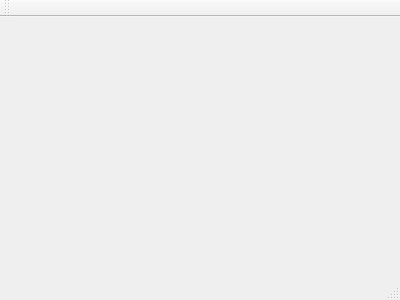
GersonPincheira/Flipigas, file mainwindow.ui: the form before one commit.
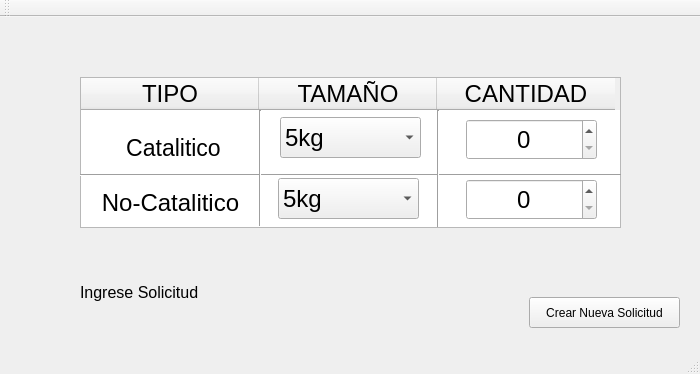
The form after the commit.

What changed in the file:
```diff
--- a/mainwindow.ui
+++ b/mainwindow.ui
@@ -1,24 +1,363 @@
 <ui version="4.0">
  <class>MainWindow</class>
- <widget class="QMainWindow" name="MainWindow" >
-  <property name="geometry" >
+ <widget class="QMainWindow" name="MainWindow">
+  <property name="geometry">
    <rect>
     <x>0</x>
     <y>0</y>
-    <width>400</width>
-    <height>300</height>
+    <width>700</width>
+    <height>374</height>
    </rect>
   </property>
   <property name="windowTitle" >
    <string>MainWindow</string>
   </property>
-  <widget class="QMenuBar" name="menuBar" />
-  <widget class="QToolBar" name="mainToolBar" />
-  <widget class="QWidget" name="centralWidget" />
-  <widget class="QStatusBar" name="statusBar" />
+  <widget class="QWidget" name="centralWidget">
+   <widget class="QPushButton" name="pushButton">
+    <property name="geometry">
+     <rect>
+      <x>529</x>
+      <y>280</y>
+      <width>151</width>
+      <height>31</height>
+     </rect>
+    </property>
+    <property name="text">
+     <string>Crear Nueva Solicitud</string>
+    </property>
+   </widget>
+   <widget class="QTableWidget" name="tableWidget">
+    <property name="geometry">
+     <rect>
+      <x>80</x>
+      <y>60</y>
+      <width>541</width>
+      <height>151</height>
+     </rect>
+    </property>
+    <property name="sizePolicy">
+     <sizepolicy hsizetype="Maximum" vsizetype="Maximum">
+      <horstretch>15</horstretch>
+      <verstretch>0</verstretch>
+     </sizepolicy>
+    </property>
+    <property name="maximumSize">
+     <size>
+      <width>16777215</width>
+      <height>16777215</height>
+     </size>
+    </property>
+    <property name="sizeIncrement">
+     <size>
+      <width>19</width>
+      <height>0</height>
+     </size>
+    </property>
+    <property name="rowCount">
+     <number>0</number>
+    </property>
+    <attribute name="horizontalHeaderCascadingSectionResizes">
+     <bool>false</bool>
+    </attribute>
+    <attribute name="horizontalHeaderDefaultSectionSize">
+     <number>178</number>
+    </attribute>
+    <attribute name="verticalHeaderDefaultSectionSize">
+     <number>47</number>
+    </attribute>
+    <attribute name="verticalHeaderMinimumSectionSize">
+     <number>35</number>
+    </attribute>
+    <column>
+     <property name="text">
+      <string>TIPO</string>
+     </property>
+     <property name="font">
+      <font>
+       <pointsize>18</pointsize>
+       <weight>50</weight>
+       <italic>false</italic>
+       <bold>false</bold>
+       <underline>false</underline>
+       <strikeout>false</strikeout>
+       <stylestrategy>PreferAntialias</stylestrategy>
+       <kerning>true</kerning>
+      </font>
+     </property>
+     <property name="textAlignment">
+      <set>AlignCenter</set>
+     </property>
+    </column>
+    <column>
+     <property name="text">
+      <string>TAMAÑO</string>
+     </property>
+     <property name="font">
+      <font>
+       <pointsize>18</pointsize>
+      </font>
+     </property>
+     <property name="textAlignment">
+      <set>AlignCenter</set>
+     </property>
+    </column>
+    <column>
+     <property name="text">
+      <string>CANTIDAD</string>
+     </property>
+     <property name="font">
+      <font>
+       <pointsize>18</pointsize>
+      </font>
+     </property>
+     <property name="textAlignment">
+      <set>AlignCenter</set>
+     </property>
+    </column>
+   </widget>
+   <widget class="QLabel" name="label">
+    <property name="geometry">
+     <rect>
+      <x>88</x>
+      <y>110</y>
+      <width>171</width>
+      <height>41</height>
+     </rect>
+    </property>
+    <property name="font">
+     <font>
+      <pointsize>17</pointsize>
+     </font>
+    </property>
+    <property name="text">
+     <string>Catalitico</string>
+    </property>
+    <property name="alignment">
+     <set>Qt::AlignCenter</set>
+    </property>
+   </widget>
+   <widget class="QLabel" name="label_2">
+    <property name="geometry">
+     <rect>
+      <x>90</x>
+      <y>170</y>
+      <width>161</width>
+      <height>31</height>
+     </rect>
+    </property>
+    <property name="font">
+     <font>
+      <pointsize>18</pointsize>
+     </font>
+    </property>
+    <property name="text">
+     <string>No-Catalitico</string>
+    </property>
+    <property name="alignment">
+     <set>Qt::AlignCenter</set>
+    </property>
+   </widget>
+   <widget class="Line" name="line">
+    <property name="geometry">
+     <rect>
+      <x>80</x>
+      <y>150</y>
+      <width>541</width>
+      <height>16</height>
+     </rect>
+    </property>
+    <property name="orientation">
+     <enum>Qt::Horizontal</enum>
+    </property>
+   </widget>
+   <widget class="Line" name="line_2">
+    <property name="geometry">
+     <rect>
+      <x>250</x>
+      <y>93</y>
+      <width>20</width>
+      <height>116</height>
+     </rect>
+    </property>
+    <property name="orientation">
+     <enum>Qt::Vertical</enum>
+    </property>
+   </widget>
+   <widget class="Line" name="line_3">
+    <property name="geometry">
+     <rect>
+      <x>430</x>
+      <y>93</y>
+      <width>16</width>
+      <height>117</height>
+     </rect>
+    </property>
+    <property name="orientation">
+     <enum>Qt::Vertical</enum>
+    </property>
+   </widget>
+   <widget class="QComboBox" name="tamC">
+    <property name="geometry">
+     <rect>
+      <x>280</x>
+      <y>100</y>
+      <width>141</width>
+      <height>41</height>
+     </rect>
+    </property>
+    <property name="font">
+     <font>
+      <pointsize>18</pointsize>
+     </font>
+    </property>
+    <property name="currentIndex">
+     <number>0</number>
+    </property>
+    <item>
+     <property name="text">
+      <string>5kg</string>
+     </property>
+    </item>
+    <item>
+     <property name="text">
+      <string>10kg</string>
+     </property>
+    </item>
+    <item>
+     <property name="text">
+      <string>15kg</string>
+     </property>
+    </item>
+    <item>
+     <property name="text">
+      <string>25kg</string>
+     </property>
+    </item>
+    <item>
+     <property name="text">
+      <string>50kg</string>
+     </property>
+    </item>
+   </widget>
+   <widget class="QComboBox" name="tamNC">
+    <property name="geometry">
+     <rect>
+      <x>278</x>
+      <y>161</y>
+      <width>141</width>
+      <height>41</height>
+     </rect>
+    </property>
+    <property name="font">
+     <font>
+      <pointsize>18</pointsize>
+     </font>
+    </property>
+    <item>
+     <property name="text">
+      <string>5kg</string>
+     </property>
+    </item>
+    <item>
+     <property name="text">
+      <string>10kg</string>
+     </property>
+    </item>
+    <item>
+     <property name="text">
+      <string>15kg</string>
+     </property>
+    </item>
+    <item>
+     <property name="text">
+      <string>25kg</string>
+     </property>
+    </item>
+    <item>
+     <property name="text">
+      <string>50kg</string>
+     </property>
+    </item>
+   </widget>
+   <widget class="QSpinBox" name="canC">
+    <property name="geometry">
+     <rect>
+      <x>466</x>
+      <y>102</y>
+      <width>131</width>
+      <height>41</height>
+     </rect>
+    </property>
+    <property name="font">
+     <font>
+      <pointsize>18</pointsize>
+     </font>
+    </property>
+    <property name="alignment">
+     <set>Qt::AlignCenter</set>
+    </property>
+   </widget>
+   <widget class="QSpinBox" name="canNC">
+    <property name="geometry">
+     <rect>
+      <x>466</x>
+      <y>162</y>
+      <width>131</width>
+      <height>41</height>
+     </rect>
+    </property>
+    <property name="font">
+     <font>
+      <pointsize>18</pointsize>
+     </font>
+    </property>
+    <property name="alignment">
+     <set>Qt::AlignCenter</set>
+    </property>
+   </widget>
+   <widget class="QLabel" name="label_3">
+    <property name="geometry">
+     <rect>
+      <x>80</x>
+      <y>250</y>
+      <width>431</width>
+      <height>51</height>
+     </rect>
+    </property>
+    <property name="font">
+     <font>
+      <pointsize>12</pointsize>
+     </font>
+    </property>
+    <property name="text">
+     <string>Ingrese Solicitud</string>
+    </property>
+    <property name="textInteractionFlags">
+     <set>Qt::NoTextInteraction</set>
+    </property>
+   </widget>
+  </widget>
+  <widget class="QMenuBar" name="menuBar">
+   <property name="geometry">
+    <rect>
+     <x>0</x>
+     <y>0</y>
+     <width>700</width>
+     <height>19</height>
+    </rect>
+   </property>
+  </widget>
+  <widget class="QToolBar" name="mainToolBar">
+   <attribute name="toolBarArea">
+    <enum>TopToolBarArea</enum>
+   </attribute>
+   <attribute name="toolBarBreak">
+    <bool>false</bool>
+   </attribute>
+  </widget>
+  <widget class="QStatusBar" name="statusBar"/>
  </widget>
- <layoutDefault spacing="6" margin="11" />
- <pixmapfunction></pixmapfunction>
+ <layoutdefault spacing="6" margin="11"/>
  <resources/>
  <connections/>
 </ui>
```
Left out of the diff: 3 changed lines with no effect on the pictures.
